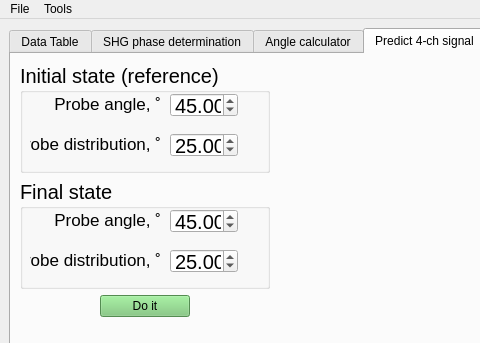
bd-delnatan/easyAMPS, file src/main/python/easyAMPS_maingui.ui: the form before one commit; both pictures show x 0 to 480 and y 0 to 343 of the 1019 by 774 pixel window.
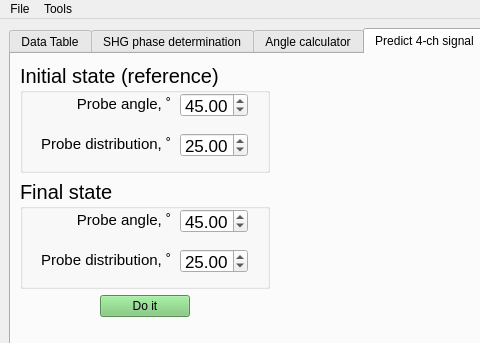
The form after the commit. The open tabs and pages were chosen to show the change. Custom widgets are drawn as their Qt base class.

Commit message: fixed the text size in signal predictor tab for Windows

```diff
--- a/src/main/python/easyAMPS_maingui.ui
+++ b/src/main/python/easyAMPS_maingui.ui
@@ -543,7 +543,7 @@
             <widget class="QLabel" name="label_7">
              <property name="geometry">
               <rect>
-               <x>10</x>
+               <x>20</x>
                <y>30</y>
                <width>131</width>
                <height>21</height>
@@ -551,7 +551,8 @@
              </property>
              <property name="font">
               <font>
-               <pointsize>13</pointsize>
+               <family>MS Shell Dlg 2</family>
+               <pointsize>11</pointsize>
               </font>
              </property>
              <property name="text">
@@ -566,13 +567,14 @@
               <rect>
                <x>10</x>
                <y>70</y>
-               <width>131</width>
+               <width>141</width>
                <height>21</height>
               </rect>
              </property>
              <property name="font">
               <font>
-               <pointsize>13</pointsize>
+               <family>MS Shell Dlg 2</family>
+               <pointsize>11</pointsize>
               </font>
              </property>
              <property name="text">
@@ -585,12 +587,18 @@
             <widget class="QDoubleSpinBox" name="referenceDistributionSpinBox">
              <property name="geometry">
               <rect>
-               <x>150</x>
+               <x>160</x>
                <y>70</y>
                <width>68</width>
                <height>24</height>
               </rect>
              </property>
+             <property name="font">
+              <font>
+               <family>MS Shell Dlg 2</family>
+               <pointsize>13</pointsize>
+              </font>
+             </property>
              <property name="minimum">
               <double>2.000000000000000</double>
              </property>
@@ -604,12 +612,18 @@
             <widget class="QDoubleSpinBox" name="referenceTiltSpinBox">
              <property name="geometry">
               <rect>
-               <x>150</x>
+               <x>160</x>
                <y>30</y>
                <width>68</width>
                <height>24</height>
               </rect>
              </property>
+             <property name="font">
+              <font>
+               <family>MS Shell Dlg 2</family>
+               <pointsize>13</pointsize>
+              </font>
+             </property>
              <property name="minimum">
               <double>0.000000000000000</double>
              </property>
@@ -651,7 +665,7 @@
             <widget class="QLabel" name="label_9">
              <property name="geometry">
               <rect>
-               <x>10</x>
+               <x>20</x>
                <y>30</y>
                <width>131</width>
                <height>21</height>
@@ -659,7 +673,8 @@
              </property>
              <property name="font">
               <font>
-               <pointsize>13</pointsize>
+               <family>MS Shell Dlg 2</family>
+               <pointsize>11</pointsize>
               </font>
              </property>
              <property name="text">
@@ -674,13 +689,14 @@
               <rect>
                <x>10</x>
                <y>70</y>
-               <width>131</width>
+               <width>141</width>
                <height>21</height>
               </rect>
              </property>
              <property name="font">
               <font>
-               <pointsize>13</pointsize>
+               <family>MS Shell Dlg 2</family>
+               <pointsize>11</pointsize>
               </font>
              </property>
              <property name="text">
@@ -693,12 +709,18 @@
             <widget class="QDoubleSpinBox" name="targetDistributionSpinBox">
              <property name="geometry">
               <rect>
-               <x>150</x>
+               <x>160</x>
                <y>70</y>
                <width>68</width>
                <height>24</height>
               </rect>
              </property>
+             <property name="font">
+              <font>
+               <family>MS Shell Dlg 2</family>
+               <pointsize>13</pointsize>
+              </font>
+             </property>
              <property name="minimum">
               <double>2.000000000000000</double>
              </property>
@@ -712,12 +734,18 @@
             <widget class="QDoubleSpinBox" name="targetTiltSpinBox">
              <property name="geometry">
               <rect>
-               <x>150</x>
+               <x>160</x>
                <y>30</y>
                <width>68</width>
                <height>24</height>
               </rect>
              </property>
+             <property name="font">
+              <font>
+               <family>MS Shell Dlg 2</family>
+               <pointsize>13</pointsize>
+              </font>
+             </property>
              <property name="minimum">
               <double>0.000000000000000</double>
              </property>
@@ -763,6 +791,12 @@
           </item>
           <item>
            <spacer name="verticalSpacer">
+            <property name="font">
+             <font>
+              <family>Arial</family>
+              <pointsize>11</pointsize>
+             </font>
+            </property>
             <property name="orientation">
              <enum>Qt::Vertical</enum>
             </property>
```
The commit also changes 1 other file.
